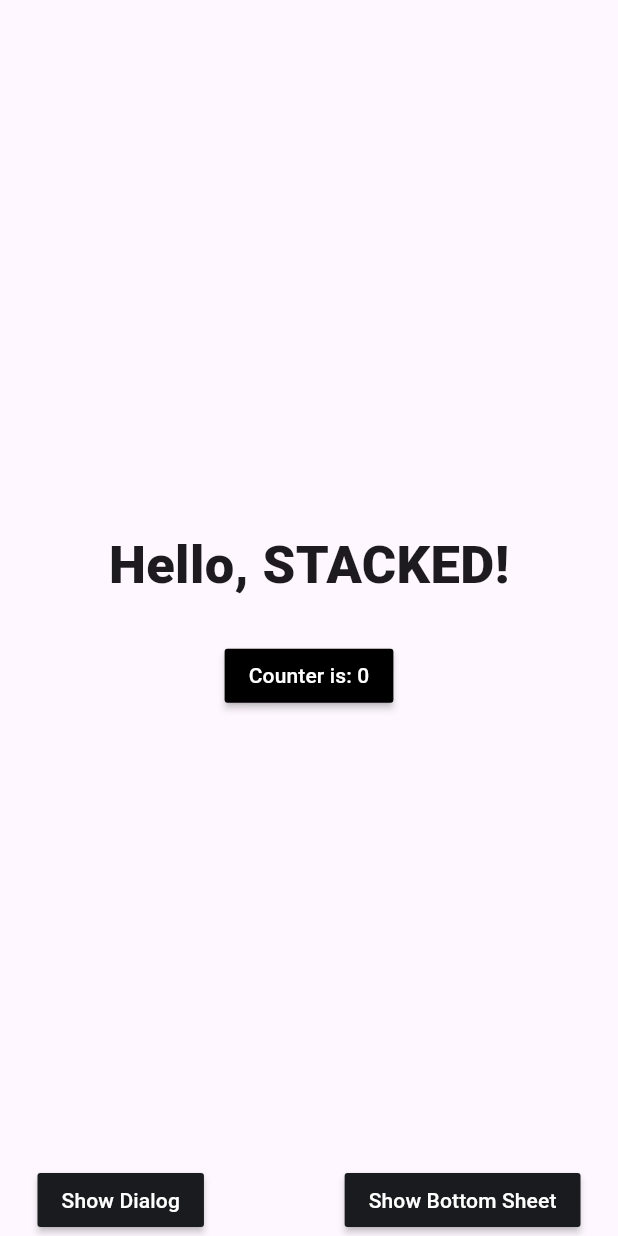
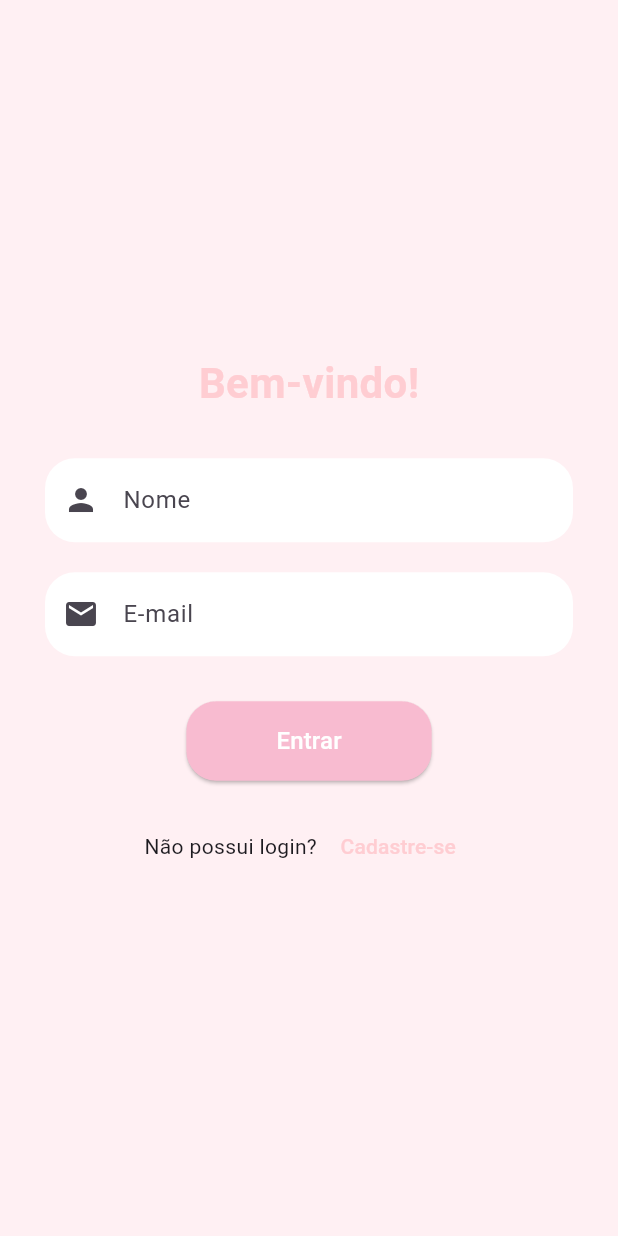
Before and after one commit to 1asm1n/fala-comigo-app, a Flutter app: the screen it shows after launch, on a phone screen of 412 x 824 dp. Run offline on Flutter 3.47's test engine with Material 3 defaults, Android fonts, the phone set to English and light mode, and no system bars; our stand-ins replace stacked, stacked_services, stacked_shared.

Commit message:
telas de login e de cadastro (design apenas)

```diff
--- a/lib/app/app.dart
+++ b/lib/app/app.dart
@@ -4,13 +4,17 @@ import 'package:fala_comigo_app/ui/views/home/home_view.dart';
 import 'package:fala_comigo_app/ui/views/startup/startup_view.dart';
 import 'package:stacked/stacked_annotations.dart';
 import 'package:stacked_services/stacked_services.dart';
+import 'package:fala_comigo_app/ui/views/login/login_view.dart';
+import 'package:fala_comigo_app/ui/views/cadastro/cadastro_view.dart';
 // @stacked-import
 
 @StackedApp(
   routes: [
     MaterialRoute(page: HomeView),
     MaterialRoute(page: StartupView),
-    // @stacked-route
+    MaterialRoute(page: LoginView),
+    MaterialRoute(page: CadastroView),
+// @stacked-route
   ],
   dependencies: [
     LazySingleton(classType: BottomSheetService),
--- a/lib/app/app.router.dart
+++ b/lib/app/app.router.dart
@@ -5,21 +5,29 @@
 // **************************************************************************
 
 // ignore_for_file: no_leading_underscores_for_library_prefixes
+import 'package:fala_comigo_app/ui/views/cadastro/cadastro_view.dart' as _i5;
 import 'package:fala_comigo_app/ui/views/home/home_view.dart' as _i2;
+import 'package:fala_comigo_app/ui/views/login/login_view.dart' as _i4;
 import 'package:fala_comigo_app/ui/views/startup/startup_view.dart' as _i3;
-import 'package:flutter/material.dart' as _i4;
+import 'package:flutter/material.dart' as _i6;
 import 'package:flutter/material.dart';
 import 'package:stacked/stacked.dart' as _i1;
-import 'package:stacked_services/stacked_services.dart' as _i5;
+import 'package:stacked_services/stacked_services.dart' as _i7;
 
 class Routes {
   static const homeView = '/home-view';
 
   static const startupView = '/startup-view';
 
+  static const loginView = '/login-view';
+
+  static const cadastroView = '/cadastro-view';
+
   static const all = <String>{
     homeView,
     startupView,
+    loginView,
+    cadastroView,
   };
 }
 
@@ -33,18 +41,38 @@ class StackedRouter extends _i1.RouterBase {
       Routes.startupView,
       page: _i3.StartupView,
     ),
+    _i1.RouteDef(
+      Routes.loginView,
+      page: _i4.LoginView,
+    ),
+    _i1.RouteDef(
+      Routes.cadastroView,
+      page: _i5.CadastroView,
+    ),
   ];
 
   final _pagesMap = <Type, _i1.StackedRouteFactory>{
     _i2.HomeView: (data) {
-      return _i4.MaterialPageRoute<dynamic>(
+      return _i6.MaterialPageRoute<dynamic>(
         builder: (context) => const _i2.HomeView(),
         settings: data,
       );
     },
     _i3.StartupView: (data) {
-      return _i4.MaterialPageRoute<dynamic>(
+      return _i6.MaterialPageRoute<dynamic>(
         builder: (context) => const _i3.StartupView(),
+        settings: data,
+      );
+    },
+    _i4.LoginView: (data) {
+      return _i6.MaterialPageRoute<dynamic>(
+        builder: (context) => const _i4.LoginView(),
+        settings: data,
+      );
+    },
+    _i5.CadastroView: (data) {
+      return _i6.MaterialPageRoute<dynamic>(
+        builder: (context) => const _i5.CadastroView(),
         settings: data,
       );
     },
@@ -57,7 +85,7 @@ class StackedRouter extends _i1.RouterBase {
   Map<Type, _i1.StackedRouteFactory> get pagesMap => _pagesMap;
 }
 
-extension NavigatorStateExtension on _i5.NavigationService {
+extension NavigatorStateExtension on _i7.NavigationService {
   Future<dynamic> navigateToHomeView([
     int? routerId,
     bool preventDuplicates = true,
@@ -80,6 +108,34 @@ extension NavigatorStateExtension on _i5.NavigationService {
         transition,
   ]) async {
     return navigateTo<dynamic>(Routes.startupView,
+        id: routerId,
+        preventDuplicates: preventDuplicates,
+        parameters: parameters,
+        transition: transition);
+  }
+
+  Future<dynamic> navigateToLoginView([
+    int? routerId,
+    bool preventDuplicates = true,
+    Map<String, String>? parameters,
+    Widget Function(BuildContext, Animation<double>, Animation<double>, Widget)?
+        transition,
+  ]) async {
+    return navigateTo<dynamic>(Routes.loginView,
+        id: routerId,
+        preventDuplicates: preventDuplicates,
+        parameters: parameters,
+        transition: transition);
+  }
+
+  Future<dynamic> navigateToCadastroView([
+    int? routerId,
+    bool preventDuplicates = true,
+    Map<String, String>? parameters,
+    Widget Function(BuildContext, Animation<double>, Animation<double>, Widget)?
+        transition,
+  ]) async {
+    return navigateTo<dynamic>(Routes.cadastroView,
         id: routerId,
         preventDuplicates: preventDuplicates,
         parameters: parameters,
@@ -113,4 +169,32 @@ extension NavigatorStateExtension on _i5.NavigationService {
         parameters: parameters,
         transition: transition);
   }
+
+  Future<dynamic> replaceWithLoginView([
+    int? routerId,
+    bool preventDuplicates = true,
+    Map<String, String>? parameters,
+    Widget Function(BuildContext, Animation<double>, Animation<double>, Widget)?
+        transition,
+  ]) async {
+    return replaceWith<dynamic>(Routes.loginView,
+        id: routerId,
+        preventDuplicates: preventDuplicates,
+        parameters: parameters,
+        transition: transition);
+  }
+
+  Future<dynamic> replaceWithCadastroView([
+    int? routerId,
+    bool preventDuplicates = true,
+    Map<String, String>? parameters,
+    Widget Function(BuildContext, Animation<double>, Animation<double>, Widget)?
+        transition,
+  ]) async {
+    return replaceWith<dynamic>(Routes.cadastroView,
+        id: routerId,
+        preventDuplicates: preventDuplicates,
+        parameters: parameters,
+        transition: transition);
+  }
 }
--- /dev/null
+++ b/lib/ui/views/cadastro/cadastro_viewmodel.dart
@@ -0,0 +1,16 @@
+import 'package:stacked/stacked.dart';
+
+class CadastroViewModel extends BaseViewModel {
+  String nome = '';
+  String email = '';
+  String senha = '';
+  int idade = 0;
+  bool menorDeIdade = false;
+
+  void setIdade(String value) {
+    final intValue = int.tryParse(value) ?? 0;
+    idade = intValue;
+    menorDeIdade = idade < 12;
+    notifyListeners();
+  }
+}
--- /dev/null
+++ b/lib/ui/views/login/login_view.dart
@@ -0,0 +1,107 @@
+import 'package:fala_comigo_app/app/app.router.dart';
+import 'package:fala_comigo_app/ui/views/cadastro/cadastro_view.dart';
+import 'package:flutter/material.dart';
+import 'package:stacked/stacked.dart';
+import 'login_viewmodel.dart';
+
+class LoginView extends StackedView<LoginViewModel> {
+  const LoginView({Key? key}) : super(key: key);
+
+  @override
+  Widget builder(
+    BuildContext context,
+    LoginViewModel viewModel,
+    Widget? child,
+  ) {
+    final Color backgroundColor = const Color(0xFFFFF0F3);
+    final Color primaryColor = const Color(0xFFFFCDD2);
+    final Color accentColor = const Color(0xFFF8BBD0);
+
+    return Scaffold(
+      backgroundColor: backgroundColor,
+      body: Center(
+        child: SingleChildScrollView(
+          padding: const EdgeInsets.symmetric(horizontal: 30, vertical: 20),
+          child: Column(
+            mainAxisAlignment: MainAxisAlignment.center,
+            children: [
+              Text(
+                'Bem-vindo!',
+                style: TextStyle(
+                  fontSize: 28,
+                  fontWeight: FontWeight.bold,
+                  color: primaryColor,
+                ),
+              ),
+              const SizedBox(height: 30),
+              TextField(
+                decoration: InputDecoration(
+                  hintText: 'Nome',
+                  filled: true,
+                  fillColor: Colors.white,
+                  prefixIcon: const Icon(Icons.person),
+                  border: OutlineInputBorder(
+                    borderRadius: BorderRadius.circular(20),
+                    borderSide: BorderSide.none,
+                  ),
+                ),
+              ),
+              const SizedBox(height: 20),
+              TextField(
+                decoration: InputDecoration(
+                  hintText: 'E-mail',
+                  filled: true,
+                  fillColor: Colors.white,
+                  prefixIcon: const Icon(Icons.email),
+                  border: OutlineInputBorder(
+                    borderRadius: BorderRadius.circular(20),
+                    borderSide: BorderSide.none,
+                  ),
+                ),
+              ),
+              const SizedBox(height: 30),
+              ElevatedButton(
+                onPressed: () {},
+                style: ElevatedButton.styleFrom(
+                  backgroundColor: accentColor,
+                  shape: RoundedRectangleBorder(
+                    borderRadius: BorderRadius.circular(20),
+                  ),
+                  padding:
+                      const EdgeInsets.symmetric(horizontal: 60, vertical: 15),
+                ),
+                child: const Text(
+                  'Entrar',
+                  style: TextStyle(fontSize: 16, color: Colors.white),
+                ),
+              ),
+              const SizedBox(height: 20),
+              Row(
+                mainAxisAlignment: MainAxisAlignment.center,
+                children: [
+                  const Text("Não possui login? "),
+                  TextButton(
+                    onPressed: () {
+                      Navigator.push(
+                        context,
+                        MaterialPageRoute(
+                            builder: (context) => const CadastroView()),
+                      );
+                    },
+                    child: Text(
+                      "Cadastre-se",
+                      style: TextStyle(color: primaryColor),
+                    ),
+                  ),
+                ],
+              ),
+            ],
+          ),
+        ),
+      ),
+    );
+  }
+
+  @override
+  LoginViewModel viewModelBuilder(BuildContext context) => LoginViewModel();
+}
--- /dev/null
+++ b/lib/ui/views/login/login_viewmodel.dart
@@ -0,0 +1,3 @@
+import 'package:stacked/stacked.dart';
+
+class LoginViewModel extends BaseViewModel {}
--- a/lib/ui/views/startup/startup_view.dart
+++ b/lib/ui/views/startup/startup_view.dart
@@ -20,13 +20,14 @@ class StartupView extends StackedView<StartupViewModel> {
           mainAxisSize: MainAxisSize.min,
           children: [
             Text(
-              'STACKED',
+              'Fala comigo',
               style: TextStyle(fontSize: 40, fontWeight: FontWeight.w900),
             ),
             Row(
               mainAxisSize: MainAxisSize.min,
               children: [
-                Text('Loading ...', style: TextStyle(fontSize: 16)),
+                Text('O chat mais badalado do mercado!',
+                    style: TextStyle(fontSize: 16)),
                 horizontalSpaceSmall,
                 SizedBox(
                   width: 16,
--- a/lib/ui/views/startup/startup_viewmodel.dart
+++ b/lib/ui/views/startup/startup_viewmodel.dart
@@ -8,11 +8,11 @@ class StartupViewModel extends BaseViewModel {
 
   // Place anything here that needs to happen before we get into the application
   Future runStartupLogic() async {
-    await Future.delayed(const Duration(seconds: 3));
+    await Future.delayed(const Duration(seconds: 5));
 
     // This is where you can make decisions on where your app should navigate when
     // you have custom startup logic
 
-    _navigationService.replaceWithHomeView();
+    _navigationService.replaceWithLoginView();
   }
 }
--- /dev/null
+++ b/lib/ui/widgets/common/app_bar/app_bar_model.dart
@@ -0,0 +1,3 @@
+import 'package:stacked/stacked.dart';
+
+class AppBarModel extends BaseViewModel {}
```
Also changed, not shown: lib/ui/views/cadastro/cadastro_view.dart (added, +128 -0 lines), lib/ui/widgets/common/app_bar/app_bar.dart (added, +69 -0 lines), 3 other files.
